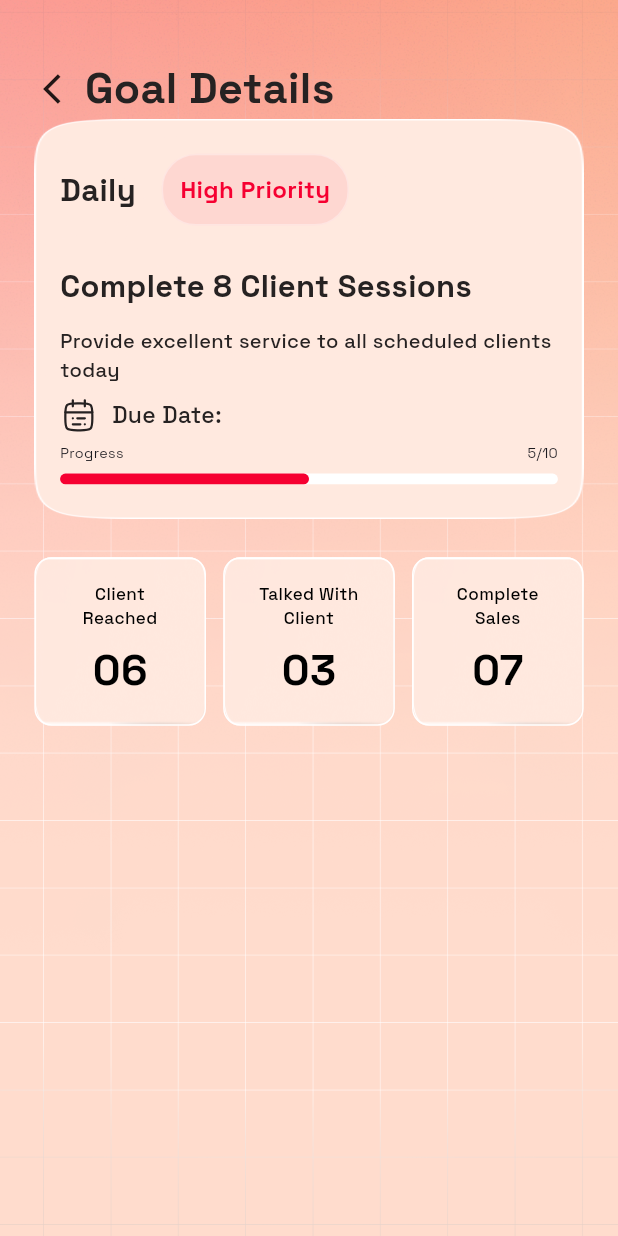
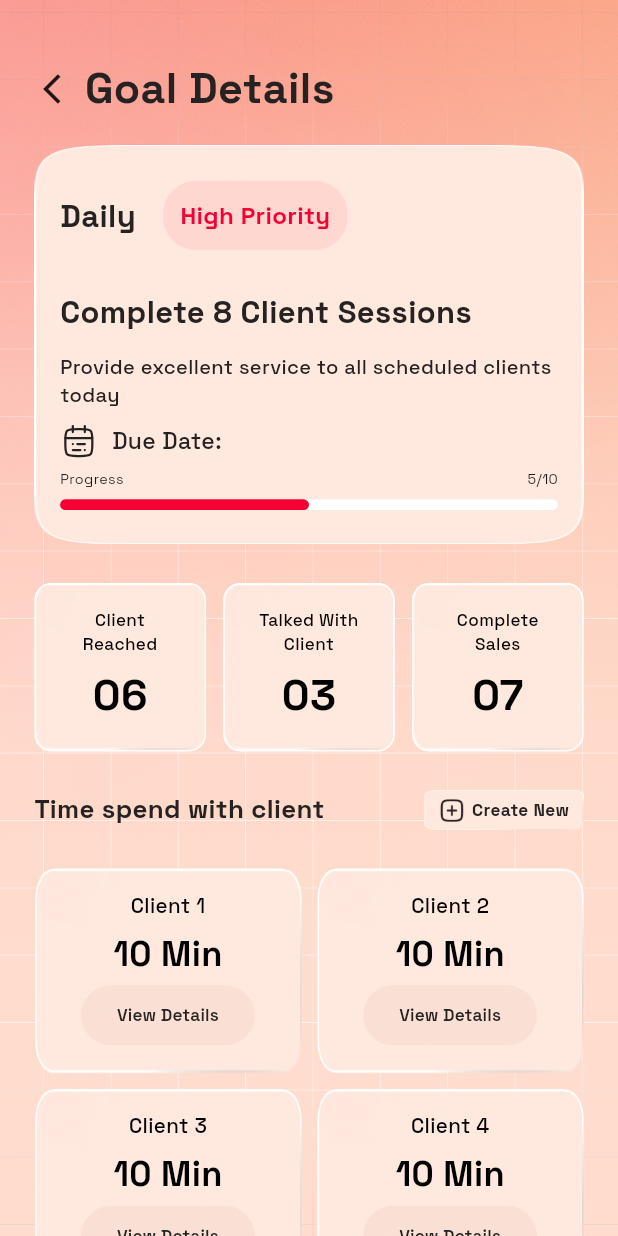
Before and after one commit to vjtyler68-cloud/goalshare-app, a Flutter app: the GoalDetailsScreen widget shown alone on an empty page, opened directly, on a phone screen of 412 x 824 dp. Run offline on Flutter 3.47's test engine with Material 3 defaults, Android fonts, the phone set to English and light mode, and no system bars; our stand-ins replace cached_network_image, carousel_slider, dotted_border, flutter_screenutil, flutter_svg, get and 6 more; missing offline and left inert: flutter_masonry_view; accounts and stored records are empty; network calls fail.

Commit message:
goal details grid added

```diff
--- a/lib/core/global_widgets/custom_text.dart
+++ b/lib/core/global_widgets/custom_text.dart
@@ -21,7 +21,7 @@ Widget headingText({
             textAlign: textAlign,
             maxLines: maxLines,
             overflow: overflow,
-            style: GoogleFonts.roboto(
+            style: GoogleFonts.spaceGrotesk(
               color: color,
               fontSize: 22.sp,
               fontWeight: fontWeight,
@@ -50,7 +50,7 @@ Widget normalText({
             textAlign: textAlign,
             maxLines: maxLines,
             overflow: overflow,
-            style: GoogleFonts.poppins(
+            style: GoogleFonts.spaceGrotesk(
               color: color,
               fontSize: 18.sp,
               fontWeight: fontWeight,
@@ -79,7 +79,7 @@ Widget smallText({
             textAlign: textAlign,
             maxLines: maxLines,
             overflow: overflow,
-            style: GoogleFonts.roboto(
+            style: GoogleFonts.spaceGrotesk(
               color: color,
               fontSize: 16.sp,
               fontWeight: fontWeight,
@@ -108,7 +108,7 @@ Widget smallerText({
             textAlign: textAlign,
             maxLines: maxLines,
             overflow: overflow,
-            style: GoogleFonts.roboto(
+            style: GoogleFonts.spaceGrotesk(
               color: color,
               fontSize: 14.sp,
               fontWeight: fontWeight,
--- a/lib/features/goal_details/screen/goal_details_screen.dart
+++ b/lib/features/goal_details/screen/goal_details_screen.dart
@@ -14,6 +14,7 @@ import '../../../core/const/app_size.dart';
 
 class GoalDetailsScreen extends StatelessWidget {
   GoalDetailsScreen({super.key});
+
   Color getPriorityColor(GoalPriority priority) {
     switch (priority) {
       case GoalPriority.HIGH:
@@ -38,21 +39,21 @@ class GoalDetailsScreen extends StatelessWidget {
 
   @override
   Widget build(BuildContext context) {
-    return BackgroundScreen(child: SafeArea(child: SingleChildScrollView(
-      padding: EdgeInsets.symmetric(
-        horizontal: 20.w,
-        vertical: 30.h,
-      ),
+    return BackgroundScreen(
+      child: SafeArea(
+        child: SingleChildScrollView(
+          padding: EdgeInsets.symmetric(horizontal: 20.w, vertical: 30.h),
           child: Column(
             children: [
               //  app bar
-          SubPageAppbarWidget(appbarTitle: 'Goal Details', onPressed: (){}),
+              SubPageAppbarWidget(
+                appbarTitle: 'Goal Details',
+                onPressed: () {},
+              ),
+              SizedBox(height: 15.w),
               // goal tracking card
               Container(
-            padding: EdgeInsets.symmetric(
-              horizontal: 15.w,
-              vertical: 20.w,
-            ),
+                padding: EdgeInsets.symmetric(horizontal: 15.w, vertical: 20.w),
                 decoration: BoxDecoration(
                   // borderRadius: BorderRadius.circular(AppSizes.w(5)),
                   // border: Border.all(color: AppColors.whiteColor),
@@ -80,8 +81,12 @@ class GoalDetailsScreen extends StatelessWidget {
                         Container(
                           padding: EdgeInsets.all(10.r),
                           decoration: BoxDecoration(
-                        border: Border.all(color: AppColors.whiteColor.withAlpha(90)),
-                        color: getPriorityColor(GoalPriority.HIGH).withAlpha(20),
+                            border: Border.all(
+                              color: AppColors.whiteColor.withAlpha(90),
+                            ),
+                            color: getPriorityColor(
+                              GoalPriority.HIGH,
+                            ).withAlpha(20),
                             borderRadius: BorderRadius.circular(20.r),
                           ),
                           child: Text(
@@ -93,7 +98,6 @@ class GoalDetailsScreen extends StatelessWidget {
                             ),
                           ),
                         ),
-
                       ],
                     ),
                     SizedBox(height: 20.h),
@@ -158,9 +162,6 @@ class GoalDetailsScreen extends StatelessWidget {
                       borderRadius: BorderRadius.circular(AppSizes.w(15)),
                       minHeight: AppSizes.h(8),
                     ),
-
-
-
                   ],
                 ),
               ),
@@ -172,29 +173,97 @@ class GoalDetailsScreen extends StatelessWidget {
                 child: Row(
                   mainAxisAlignment: MainAxisAlignment.spaceBetween,
                   children: [
-                Expanded(child: _goalsDetailsDashboard('Client Reached', '06')),
+                    Expanded(
+                      child: _goalsDetailsDashboard('Client Reached', '06'),
+                    ),
                     SizedBox(width: 10.w),
-                Expanded(child: _goalsDetailsDashboard('Talked With Client', '03')),
+                    Expanded(
+                      child: _goalsDetailsDashboard('Talked With Client', '03'),
+                    ),
                     SizedBox(width: 10.w),
-                Expanded(child: _goalsDetailsDashboard('Complete Sales', '07')),
+                    Expanded(
+                      child: _goalsDetailsDashboard('Complete Sales', '07'),
+                    ),
                   ],
                 ),
               ),
               SizedBox(height: 20.h),
+              // Time spend with client
+              Row(
+                children: [
+                  Text(
+                    'Time spend with client',
+                    style: AppFonts.spaceGrotesk.copyWith(
+                      fontWeight: FontWeight.w700,
+                      fontSize: AppSizes.sp(18),
+                      color: AppColors.greyColor70,
+                    ),
+                  ),
+                  Spacer(),
+                  Container(
+                    padding: EdgeInsets.symmetric(
+                      horizontal: AppSizes.w(10),
+                      vertical: AppSizes.h(5),
+                    ),
+                    decoration: BoxDecoration(
+                      image: DecorationImage(
+                        image: AssetImage(AppImages.bg_minicard),
+                        fit: BoxFit.fill,
+                      ),
+                    ),
+                    child: Row(
+                      children: [
+                        Image.asset(AppIcons.box_add, height: AppSizes.h(20)),
+                        SizedBox(width: AppSizes.w(5)),
+                        Text(
+                          'Create New',
+                          style: AppFonts.spaceGrotesk.copyWith(
+                            fontWeight: FontWeight.w700,
+                            fontSize: AppSizes.sp(12),
+                            color: AppColors.greyColor70,
+                          ),
+                        ),
+                      ],
+                    ),
+                  ),
+                ],
+              ),
+              SizedBox(height: 20.h),
+              // grids
+              Container(
+                child: GridView.builder(
+                  shrinkWrap: true,
+                  physics: const NeverScrollableScrollPhysics(),
+                  gridDelegate: const SliverGridDelegateWithFixedCrossAxisCount(
+                    crossAxisCount: 2,
+                    crossAxisSpacing: 10,
+                    mainAxisSpacing: 10,
+                    childAspectRatio: 1.3,
+                  ),
+                  itemCount: 5,
+                  itemBuilder: (context, index) {
+                    return _clientDetailsBackground(
+                      _clientDetails(index + 1, () {}, "View Details"),
+                    );
+                  },
+                ),
+              ),
+
+
+
 
             ],
           ),
-    )));
+        ),
+      ),
+    );
   }
 }
 
 // this is the widget of Client Reached - Talked With Client - Complete Sales
 Widget _goalsDetailsDashboard(String title, String boldText) {
   return Container(
-    padding: EdgeInsets.symmetric(
-      horizontal: 20.w,
-      vertical: 12.h,
-    ),
+    padding: EdgeInsets.symmetric(horizontal: 20.w, vertical: 12.h),
     decoration: BoxDecoration(
       border: Border.all(color: AppColors.whiteColor),
       borderRadius: BorderRadius.circular(10.w),
@@ -228,8 +297,53 @@ Widget _goalsDetailsDashboard(String title, String boldText) {
     ),
   );
 }
-enum GoalPriority {
-  HIGH,
-  MEDIUM,
-  LOW,
+
+Widget _clientDetailsBackground(Widget widget) {
+  return Container(
+    padding: EdgeInsets.symmetric(
+      horizontal: AppSizes.w(6),
+      vertical: AppSizes.w(15),
+    ),
+    width: AppSizes.w(220),
+    decoration: BoxDecoration(
+      image: DecorationImage(
+        image: AssetImage(AppImages.bg_minicard),
+        fit: BoxFit.fill,
+      ),
+      // color: AppColors.lightPinkColor,
+      borderRadius: BorderRadius.circular(AppSizes.w(15)),
+    ),
+    child: widget,
+  );
 }
+
+Widget _clientDetails(int clientNumber, VoidCallback ontap, String buttonText){
+  return Column(
+    children: [
+      Text('Client $clientNumber' , style: AppFonts.spaceGrotesk.copyWith(
+        fontWeight: FontWeight.w500, fontSize: 12.sp, color: AppColors.blackColor
+      )),
+      SizedBox(height: 5.h),
+      Text('10 Min' , style: AppFonts.spaceGrotesk.copyWith(
+          fontWeight: FontWeight.w700, fontSize: 20.sp, color: AppColors.blackColor
+      )),
+      ElevatedButton(
+        onPressed: ontap,
+        style: ElevatedButton.styleFrom(
+          elevation: 0,
+          backgroundColor: AppColors.lightPinkColor.withAlpha(95),
+        ),
+        child: Text(
+          buttonText,
+          style: AppFonts.spaceGrotesk.copyWith(
+            fontSize: AppSizes.sp(12),
+            fontWeight: FontWeight.w600,
+            color: AppColors.greyColor70,
+          ),
+        ),
+      )
+    ],
+  );
+}
+
+enum GoalPriority { HIGH, MEDIUM, LOW }
```
Lines whose indentation alone changed are shown as unchanged.
